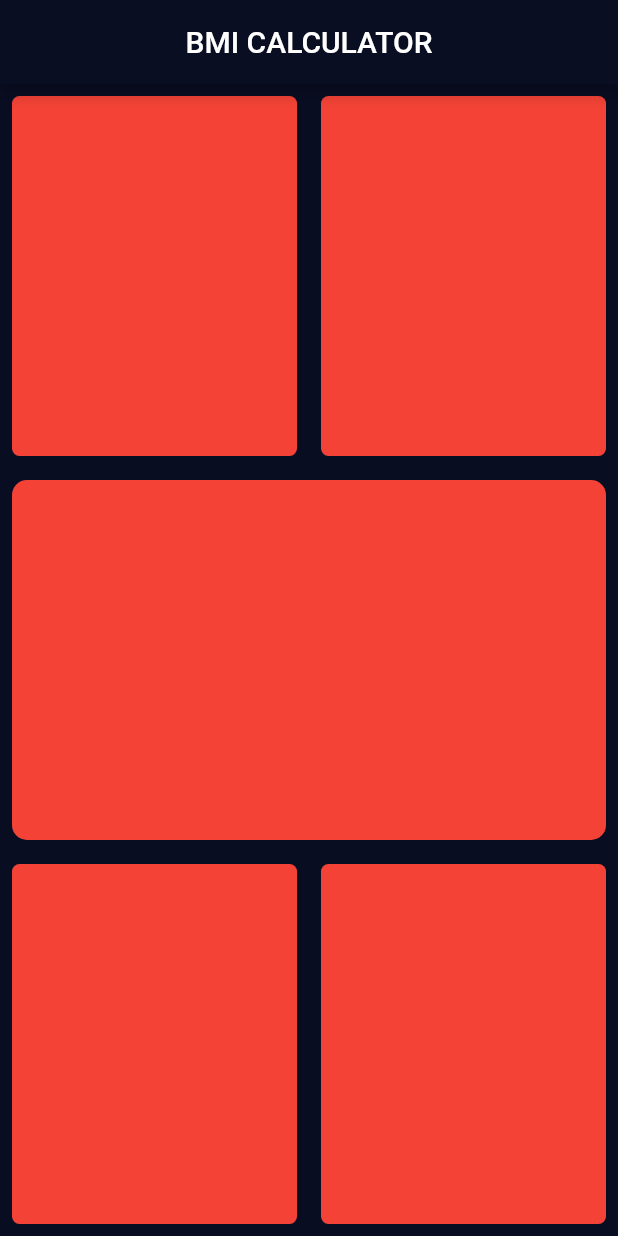
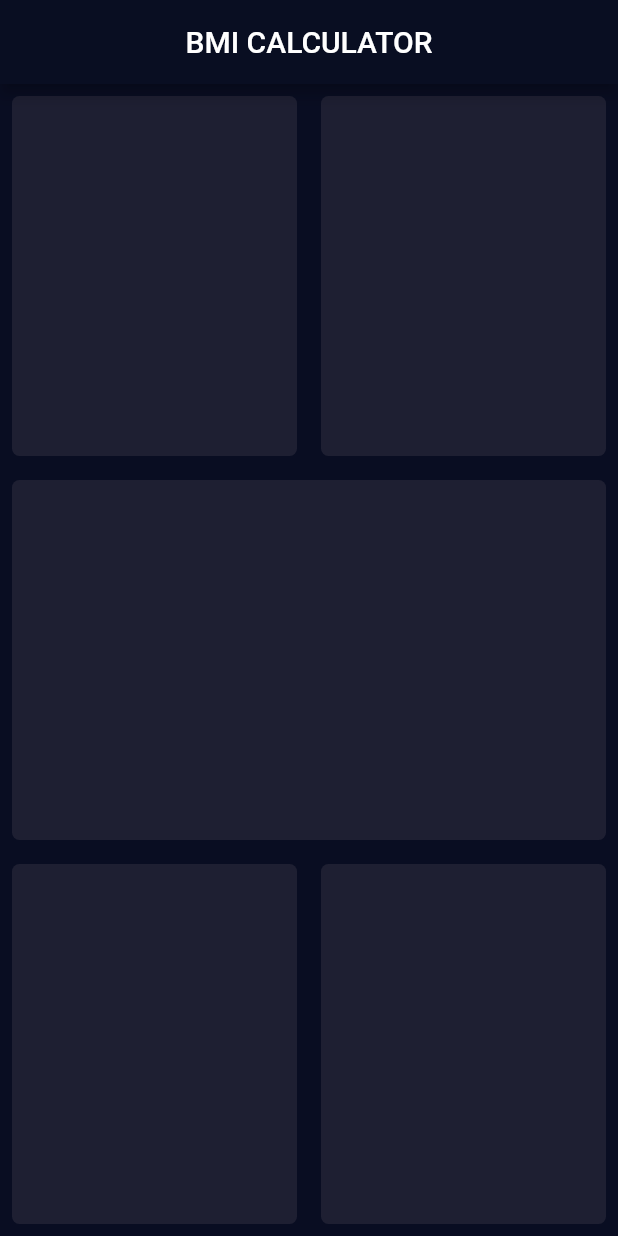
Before and after one commit to haguremon/bml_calculator_app, a Flutter app: the screen it shows after launch, on a phone screen of 412 x 824 dp. Run offline on Flutter 3.47's test engine with Material 2 defaults, Android fonts, the phone set to English and light mode, and no system bars.

Commit message:
constとfinalについてKey,とExtract Widgetして再利用化

```diff
--- a/lib/input_page.dart
+++ b/lib/input_page.dart
@@ -18,62 +18,53 @@ class _InputPageState extends State<InputPage> {
         children: [
           Expanded(
             child: Row(
-              children: [
+              children:  const [
                 Expanded(
-                  child: Container(
-                    margin: const EdgeInsets.all(8),
-                    decoration: BoxDecoration(
-                        color: Colors.red, //Color(0xFF1E1F32),
-                        borderRadius: BorderRadius.circular(5)),
-                  ),
+                  child: ReusableCard(color:Color(0xFF1E1F32)),
                 ),
                 Expanded(
-                  child: Container(
-                    margin: const EdgeInsets.all(8),
-                    decoration: BoxDecoration(
-                        color: Colors.red, //Color(0xFF1E1F32),,
-                        borderRadius: BorderRadius.circular(5)),
-                  ),
+                  child: ReusableCard(color: Color(0xFF1E1F32)),
                 ),
               ],
             ),
           ),
-
-          Expanded(
-            child: Container(
-              margin: const EdgeInsets.all(8),
-              decoration: BoxDecoration(
-                  color: Colors.red, //Color(0xFF1E1F32),,
-                  borderRadius: BorderRadius.circular(10)),
-            ),
+         const  Expanded(
+            child: ReusableCard(color: Color(0xFF1E1F32)),
           ),
-
           Expanded(
             child: Row(
-              children: [
+              children: const [
                 Expanded(
-                  child: Container(
-                    margin: const EdgeInsets.all(8),
-                    decoration: BoxDecoration(
-                        color: Colors.red, //Color(0xFF1E1F32),
-                        borderRadius: BorderRadius.circular(5)),
-                  ),
+                  child: ReusableCard(color:Color(0xFF1E1F32)),
                 ),
-
                 Expanded(
-                  child: Container(
-                    margin: const EdgeInsets.all(8),
-
-                    decoration: BoxDecoration(
-                        color: Colors.red, //Color(0xFF1E1F32),,
-                        borderRadius: BorderRadius.circular(5)),
-                  ),
+                  child: ReusableCard(color:Color(0xFF1E1F32)),
                 ),
               ],
             ),
           )
         ],
       ),
+    );
+  }
+}
+
+//oopの醍醐味再利用できるの最高　//Extract Widgetでする事ができる
+// ignore: use_key_in_widget_constructors,
+class ReusableCard extends StatelessWidget {
+  final Color color;
+// required: 関数（メソッド）やコンストラクタで設定する引数（パラメータ）で、必ず値を入れる必要があるもの nullを許さない？
+  // ignore: use_key_in_widget_constructors
+  const ReusableCard ({required this.color});
+
+  @override
+  Widget build(BuildContext context) {
+    return Container(
+      margin: const EdgeInsets.all(8),
+      decoration: BoxDecoration(
+          // ignore: unnecessary_this
+          color: this.color,
+          borderRadius: BorderRadius.circular(5)),
     );
   }
 }
```
